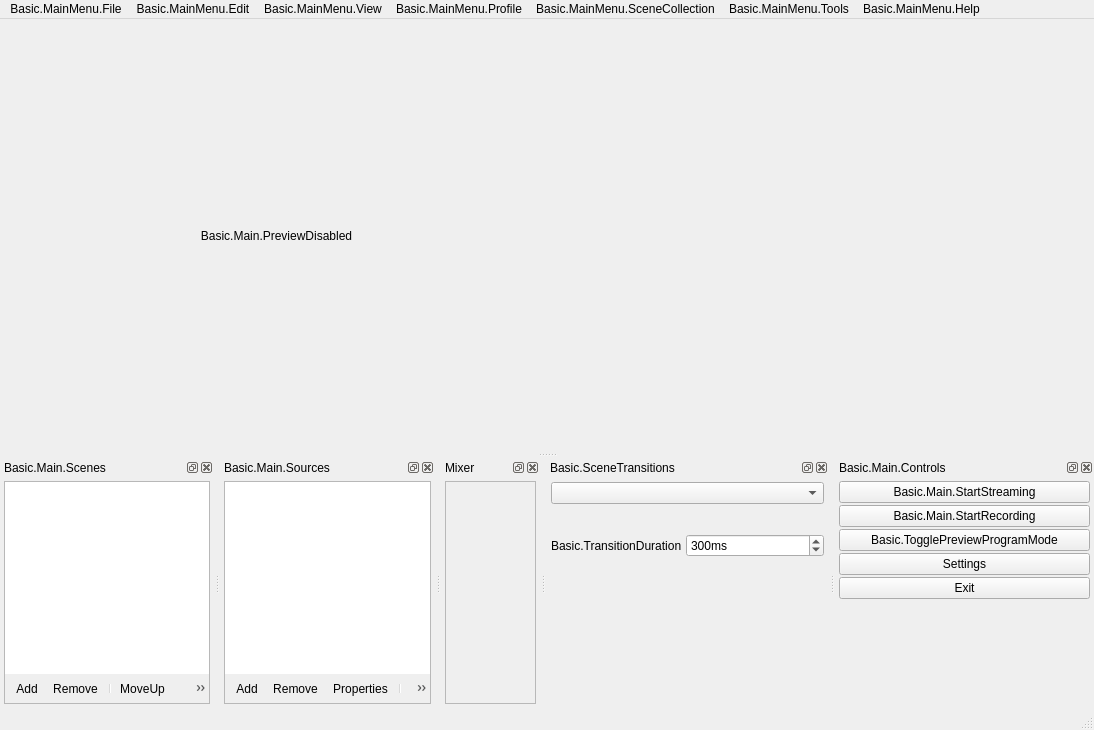
Before: the Qt Designer form UI/forms/OBSBasic.ui in SamerSaber/obs_new_ui, drawn with Qt 5.
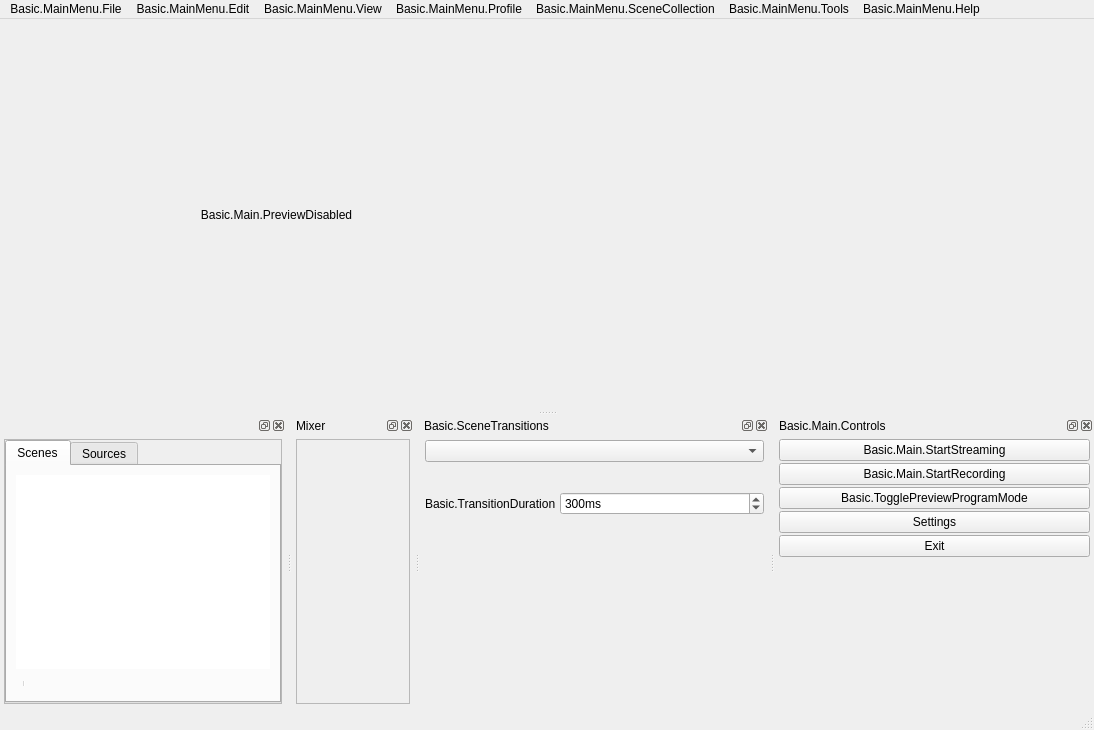
After: the same form once the commit is applied. The open tabs and pages were chosen to show the change. Icons and pictures are not drawn. Custom widgets are drawn as their Qt base class.

Commit message: Putting the scenes and the sources in one tab

What changed in the file:
```diff
--- a/UI/forms/OBSBasic.ui
+++ b/UI/forms/OBSBasic.ui
@@ -317,7 +317,7 @@
     <set>QDockWidget::AllDockWidgetFeatures</set>
    </property>
    <property name="windowTitle">
-    <string>Basic.Main.Scenes</string>
+    <string/>
    </property>
    <attribute name="dockWidgetArea">
     <number>8</number>
@@ -373,6 +373,16 @@
          <number>0</number>
         </property>
         <item>
+         <widget class="QTabWidget" name="tabWidget">
+          <property name="currentIndex">
+           <number>1</number>
+          </property>
+          <widget class="QWidget" name="tab">
+           <attribute name="title">
+            <string>Scenes</string>
+           </attribute>
+           <layout class="QVBoxLayout" name="verticalLayout_8">
+            <item>
          <widget class="QListWidget" name="scenes">
           <property name="sizePolicy">
            <sizepolicy hsizetype="Preferred" vsizetype="Expanding">
@@ -415,11 +425,7 @@
           <property name="floatable">
            <bool>false</bool>
           </property>
-          <addaction name="actionAddScene"/>
-          <addaction name="actionRemoveScene"/>
           <addaction name="separator"/>
-          <addaction name="actionSceneUp"/>
-          <addaction name="actionSceneDown"/>
          </widget>
         </item>
         <item>
@@ -440,70 +446,11 @@
         </item>
        </layout>
       </widget>
-     </item>
-    </layout>
-   </widget>
-  </widget>
-  <widget class="QDockWidget" name="sourcesDock">
-   <property name="features">
-    <set>QDockWidget::AllDockWidgetFeatures</set>
-   </property>
-   <property name="windowTitle">
-    <string>Basic.Main.Sources</string>
-   </property>
-   <attribute name="dockWidgetArea">
-    <number>8</number>
-   </attribute>
-   <widget class="QWidget" name="dockWidgetContents_6">
-    <layout class="QVBoxLayout" name="verticalLayout_5">
-     <property name="leftMargin">
-      <number>4</number>
-     </property>
-     <property name="topMargin">
-      <number>4</number>
-     </property>
-     <property name="rightMargin">
-      <number>4</number>
-     </property>
-     <property name="bottomMargin">
-      <number>4</number>
-     </property>
-     <item>
-      <widget class="QFrame" name="sourcesFrame">
-       <property name="sizePolicy">
-        <sizepolicy hsizetype="Expanding" vsizetype="Expanding">
-         <horstretch>0</horstretch>
-         <verstretch>0</verstretch>
-        </sizepolicy>
-       </property>
-       <property name="minimumSize">
-        <size>
-         <width>160</width>
-         <height>0</height>
-        </size>
-       </property>
-       <property name="frameShape">
-        <enum>QFrame::StyledPanel</enum>
-       </property>
-       <property name="frameShadow">
-        <enum>QFrame::Sunken</enum>
-       </property>
-       <layout class="QVBoxLayout" name="verticalLayout_17">
-        <property name="spacing">
-         <number>0</number>
-        </property>
-        <property name="leftMargin">
-         <number>0</number>
-        </property>
-        <property name="topMargin">
-         <number>0</number>
-        </property>
-        <property name="rightMargin">
-         <number>0</number>
-        </property>
-        <property name="bottomMargin">
-         <number>0</number>
-        </property>
+          <widget class="QWidget" name="tab_2">
+           <attribute name="title">
+            <string>Sources</string>
+           </attribute>
+           <layout class="QVBoxLayout" name="verticalLayout_7">
         <item>
          <widget class="SourceListWidget" name="sources">
           <property name="sizePolicy">
@@ -547,12 +494,7 @@
           <property name="floatable">
            <bool>false</bool>
           </property>
-          <addaction name="actionAddSource"/>
-          <addaction name="actionRemoveSource"/>
-          <addaction name="actionSourceProperties"/>
           <addaction name="separator"/>
-          <addaction name="actionSourceUp"/>
-          <addaction name="actionSourceDown"/>
          </widget>
         </item>
         <item>
@@ -573,6 +515,10 @@
         </item>
        </layout>
       </widget>
+         </widget>
+        </item>
+       </layout>
+      </widget>
      </item>
     </layout>
    </widget>
@@ -611,8 +557,8 @@
          <rect>
           <x>0</x>
           <y>0</y>
-          <width>218</width>
-          <height>223</height>
+          <width>68</width>
+          <height>252</height>
          </rect>
         </property>
         <layout class="QHBoxLayout" name="horizontalLayout"/>
```
Left out of the diff: 2 changed lines with no effect on the pictures. Lines whose indentation alone changed are shown as unchanged. The commit also changes 3 other files.
